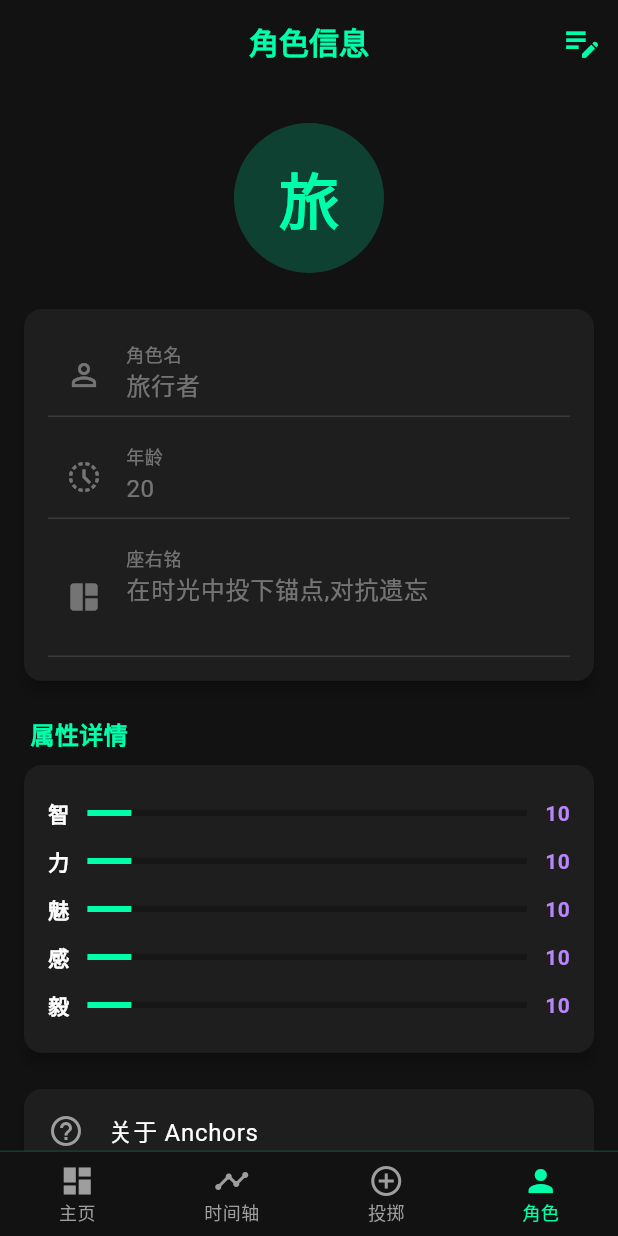
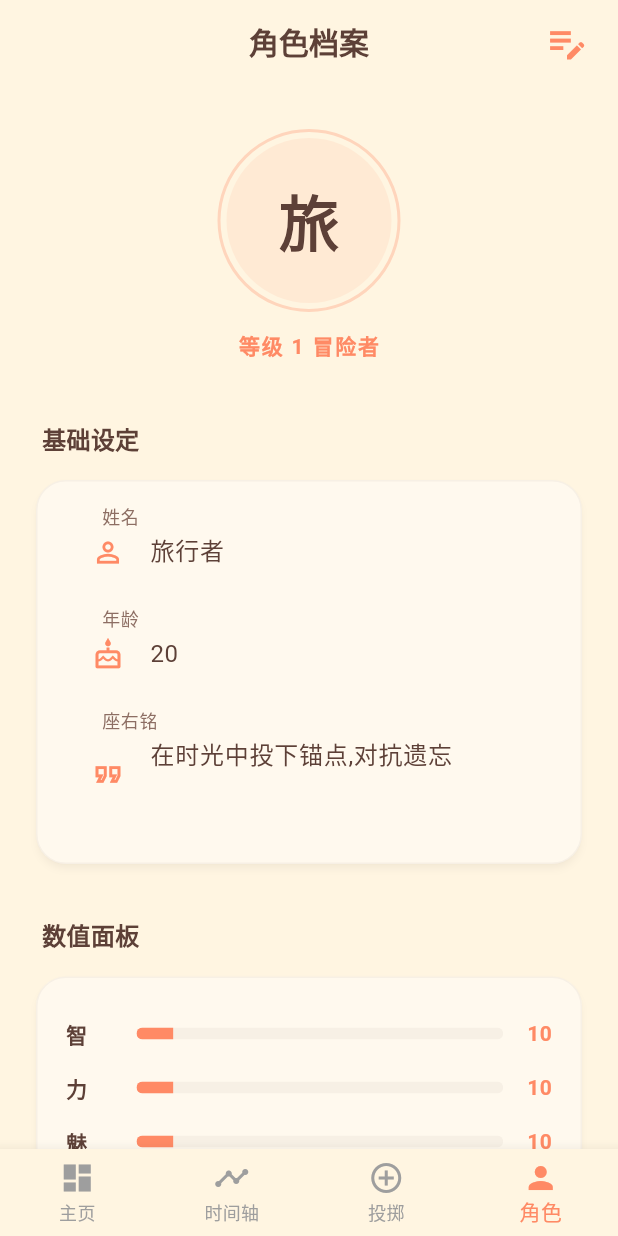
Before and after one commit to 95Penguin/anchor-app-frontend, a Flutter app: the screen it shows after launch, item 4 of the bottom bar chosen, on a phone screen of 412 x 824 dp. Run offline on Flutter 3.47's test engine with Material 3 defaults, Android fonts, the phone set to English and light mode, and no system bars; statements that could not run were skipped.

Commit message:
修改界面

```diff
--- a/lib/main.dart
+++ b/lib/main.dart
@@ -1,12 +1,11 @@
-// ==================== main.dart ====================
 import 'package:flutter/material.dart';
 import 'package:provider/provider.dart';
-import 'package:anchors/providers/app_provider.dart';
-import 'package:anchors/views/dashboard_view.dart';
-import 'package:anchors/views/timeline_view.dart';
-import 'package:anchors/views/drop_anchor_view.dart';
-import 'package:anchors/views/profile_view.dart';
-import 'package:anchors/utils/app_theme.dart';
+import 'providers/app_provider.dart';
+import 'views/dashboard_view.dart';
+import 'views/timeline_view.dart';
+import 'views/drop_anchor_view.dart';
+import 'views/profile_view.dart';
+import 'utils/app_theme.dart';
 
 void main() {
   runApp(
@@ -18,13 +17,13 @@ void main() {
 }
 
 class AnchorsApp extends StatelessWidget {
-  const AnchorsApp({Key? key}) : super(key: key);
+  const AnchorsApp({super.key});
 
   @override
   Widget build(BuildContext context) {
     return MaterialApp(
       title: 'Anchors - 锚点',
-      theme: AppTheme.darkTheme,
+      theme: AppTheme.warmTheme,
       home: const MainScaffold(),
       debugShowCheckedModeBanner: false,
     );
@@ -32,7 +31,7 @@ class AnchorsApp extends StatelessWidget {
 }
 
 class MainScaffold extends StatefulWidget {
-  const MainScaffold({Key? key}) : super(key: key);
+  const MainScaffold({super.key});
 
   @override
   State<MainScaffold> createState() => _MainScaffoldState();
@@ -52,21 +51,14 @@ class _MainScaffoldState extends State<MainScaffold> {
   Widget build(BuildContext context) {
     return Scaffold(
       body: _pages[_currentIndex],
-      bottomNavigationBar: Container(
-        decoration: BoxDecoration(
-          border: Border(
-            top: BorderSide(color: AppTheme.accentGreen.withOpacity(0.2), width: 1),
-          ),
-        ),
-        child: BottomNavigationBar(
+      bottomNavigationBar: BottomNavigationBar(
         currentIndex: _currentIndex,
         onTap: (index) => setState(() => _currentIndex = index),
         type: BottomNavigationBarType.fixed,
-          backgroundColor: AppTheme.backgroundDark,
-          selectedItemColor: AppTheme.accentGreen,
+        // 这里不要加 const
+        backgroundColor: AppTheme.backgroundWarm,
+        selectedItemColor: AppTheme.accentWarmOrange,
         unselectedItemColor: Colors.grey,
-          selectedFontSize: 12,
-          unselectedFontSize: 12,
         items: const [
           BottomNavigationBarItem(icon: Icon(Icons.dashboard), label: '主页'),
           BottomNavigationBarItem(icon: Icon(Icons.timeline), label: '时间轴'),
@@ -74,7 +66,6 @@ class _MainScaffoldState extends State<MainScaffold> {
           BottomNavigationBarItem(icon: Icon(Icons.person), label: '角色'),
         ],
       ),
-      ),
     );
   }
 }
--- a/lib/utils/app_theme.dart
+++ b/lib/utils/app_theme.dart
@@ -1,52 +1,60 @@
 import 'package:flutter/material.dart';
 
 class AppTheme {
-  // 1. 定义核心颜色 (static const 确保全局可用且性能高)
-  static const Color backgroundDark = Color(0xFF121212);
-  static const Color accentGreen = Color(0xFF00FFAB);
-  static const Color accentPurple = Color(0xFFBB86FC);
-  static const Color cardBackground = Color(0xFF1E1E1E);
+  // 1. 定义新的暖色调颜色常量
+  static const Color backgroundWarm = Color(0xFFFFF5E1);
+  static const Color accentWarmOrange = Color(0xFFFF8A65);
+  static const Color textBrown = Color(0xFF5D4037);
+  static const Color textLightBrown = Color(0xFF8D6E63);
+  static const Color paperColor = Color(0xFFFFF9EE);
 
-  // 2. 定义主题
-  static ThemeData get darkTheme {
+  // 2. 【别名修复】：为了让旧代码不报错，我们把旧名字指向新颜色
+  static const Color accentGreen = accentWarmOrange;
+  static const Color accentPurple = accentWarmOrange;
+  static const Color backgroundDark = backgroundWarm;
+  static const Color cardBackground = paperColor;
+
+  static ThemeData get warmTheme {
     return ThemeData(
       useMaterial3: true,
-      brightness: Brightness.dark,
-      scaffoldBackgroundColor: backgroundDark,
+      brightness: Brightness.light,
+      scaffoldBackgroundColor: backgroundWarm,
 
-      // 颜色方案
-      colorScheme: const ColorScheme.dark(
-        primary: accentGreen,
-        secondary: accentPurple,
-        surface: cardBackground,
+      textTheme: const TextTheme(
+        bodyLarge: TextStyle(color: textBrown),
+        bodyMedium: TextStyle(color: textBrown),
+        titleMedium: TextStyle(color: textBrown),
+        titleLarge: TextStyle(color: textBrown, fontWeight: FontWeight.bold),
       ),
 
-      // 【核心修复点】：这里必须用 CardThemeData 而不是 CardTheme
+      colorScheme: ColorScheme.fromSeed(
+        seedColor: accentWarmOrange,
+        brightness: Brightness.light,
+        primary: accentWarmOrange,
+        surface: paperColor,
+      ),
+
       cardTheme: CardThemeData(
-        color: cardBackground,
-        elevation: 4,
-        margin: EdgeInsets.zero,
+        color: paperColor,
+        elevation: 2,
+        shadowColor: textBrown.withOpacity(0.1),
         shape: RoundedRectangleBorder(
-          borderRadius: BorderRadius.circular(12),
+          borderRadius: BorderRadius.circular(20),
+          side: BorderSide(color: textBrown.withOpacity(0.05)),
         ),
       ),
 
-      // 顶部标题栏
       appBarTheme: const AppBarTheme(
-        backgroundColor: backgroundDark,
+        backgroundColor: Colors.transparent,
         elevation: 0,
         centerTitle: true,
-        titleTextStyle: TextStyle(
-          color: accentGreen,
-          fontSize: 20,
-          fontWeight: FontWeight.bold,
-        ),
+        iconTheme: IconThemeData(color: textBrown),
+        titleTextStyle: TextStyle(color: textBrown, fontSize: 20, fontWeight: FontWeight.bold),
       ),
 
-      // 底部导航栏
       bottomNavigationBarTheme: const BottomNavigationBarThemeData(
-        backgroundColor: backgroundDark,
-        selectedItemColor: accentGreen,
+        backgroundColor: Colors.white,
+        selectedItemColor: accentWarmOrange,
         unselectedItemColor: Colors.grey,
         type: BottomNavigationBarType.fixed,
       ),
--- a/lib/views/profile_view.dart
+++ b/lib/views/profile_view.dart
@@ -2,6 +2,7 @@ import 'package:flutter/material.dart';
 import 'package:provider/provider.dart';
 import '../providers/app_provider.dart';
 import '../utils/app_theme.dart';
+import '../models/user_model.dart';
 
 class ProfileView extends StatefulWidget {
   const ProfileView({Key? key}) : super(key: key);
@@ -19,7 +20,7 @@ class _ProfileViewState extends State<ProfileView> {
   @override
   void initState() {
     super.initState();
-    // 初始化时获取当前用户信息
+    // 初始化数据
     final user = Provider.of<AppProvider>(context, listen: false).user;
     _nameController = TextEditingController(text: user.name);
     _ageController = TextEditingController(text: user.age.toString());
@@ -35,129 +36,93 @@ class _ProfileViewState extends State<ProfileView> {
     );
     setState(() => _isEditing = false);
     ScaffoldMessenger.of(context).showSnackBar(
-      const SnackBar(content: Text('角色存档已更新'), backgroundColor: AppTheme.accentGreen),
+      const SnackBar(
+        content: Text('角色存档已同步', style: TextStyle(color: Colors.white)),
+        backgroundColor: AppTheme.textBrown,
+        behavior: SnackBarBehavior.floating,
+      ),
     );
   }
 
   @override
   Widget build(BuildContext context) {
-    final provider = Provider.of<AppProvider>(context);
-    final user = provider.user;
+    final user = Provider.of<AppProvider>(context).user;
 
     return Scaffold(
       appBar: AppBar(
-        title: const Text('角色信息', style: TextStyle(color: AppTheme.accentGreen)),
+        title: const Text('角色档案'),
         actions: [
           IconButton(
-            icon: Icon(_isEditing ? Icons.check_circle : Icons.edit_note, color: AppTheme.accentGreen, size: 28),
-            onPressed: () {
-              if (_isEditing) {
-                _saveProfile();
-              } else {
-                setState(() => _isEditing = true);
-              }
-            },
+            icon: Icon(
+              _isEditing ? Icons.check_circle : Icons.edit_note,
+              color: AppTheme.accentWarmOrange,
+              size: 30,
+            ),
+            onPressed: () => _isEditing ? _saveProfile() : setState(() => _isEditing = true),
           ),
+          const SizedBox(width: 10),
         ],
       ),
       body: SingleChildScrollView(
-        padding: const EdgeInsets.all(16),
+        // 设置水平间距，确保不贴边，与时间轴保持一致
+        padding: const EdgeInsets.symmetric(horizontal: 20, vertical: 30),
         child: Column(
+          // 【核心修复】：stretch 强制子组件（卡片）占满屏幕宽度
+          crossAxisAlignment: CrossAxisAlignment.stretch,
           children: [
-            const SizedBox(height: 10),
-            // 头像
-            Center(
-              child: Stack(
-                children: [
-                  CircleAvatar(
-                    radius: 50,
-                    backgroundColor: AppTheme.accentGreen.withOpacity(0.2),
-                    child: Text(
-                      user.name.isNotEmpty ? user.name[0] : "?",
-                      style: const TextStyle(fontSize: 40, fontWeight: FontWeight.bold, color: AppTheme.accentGreen),
-                    ),
-                  ),
-                  if (_isEditing)
-                    Positioned(
-                      bottom: 0,
-                      right: 0,
-                      child: CircleAvatar(
-                        radius: 18,
-                        backgroundColor: AppTheme.accentPurple,
-                        child: const Icon(Icons.camera_alt, size: 18, color: Colors.white),
-                      ),
-                    ),
-                ],
-              ),
-            ),
-            const SizedBox(height: 24),
+            // 1. 头像区域 (包裹在 Center 里防止被横向拉伸)
+            Center(child: _buildAvatarSection(user)),
+            const SizedBox(height: 40),
 
-            // 基本信息表单
+            // 2. 基础设定
+            _buildSectionTitle("基础设定"),
+            const SizedBox(height: 12),
             Card(
               child: Padding(
-                padding: const EdgeInsets.all(16),
+                padding: const EdgeInsets.all(24),
                 child: Column(
                   children: [
-                    TextField(
-                      controller: _nameController,
-                      enabled: _isEditing,
-                      decoration: const InputDecoration(
-                        labelText: "角色名",
-                        prefixIcon: Icon(Icons.person_outline),
-                      ),
-                    ),
-                    const SizedBox(height: 12),
-                    TextField(
-                      controller: _ageController,
-                      enabled: _isEditing,
-                      keyboardType: TextInputType.number,
-                      decoration: const InputDecoration(
-                        labelText: "年龄",
-                        prefixIcon: Icon(Icons.history_toggle_off),
-                      ),
-                    ),
-                    const SizedBox(height: 12),
-                    TextField(
-                      controller: _bioController,
-                      enabled: _isEditing,
-                      maxLines: 2,
-                      decoration: const InputDecoration(
-                        labelText: "座右铭",
-                        prefixIcon: Icon(Icons.auto_awesome_mosaic),
-                      ),
-                    ),
+                    _buildGameInput("姓名", _nameController, Icons.person_outline),
+                    const SizedBox(height: 20),
+                    _buildGameInput("年龄", _ageController, Icons.cake_outlined, isNumber: true),
+                    const SizedBox(height: 20),
+                    _buildGameInput("座右铭", _bioController, Icons.format_quote_outlined, maxLines: 2),
                   ],
                 ),
               ),
             ),
-            const SizedBox(height: 24),
+            const SizedBox(height: 32),
 
-            // 属性数值展示
-            const Align(
-              alignment: Alignment.centerLeft,
-              child: Text(" 属性详情", style: TextStyle(fontSize: 16, fontWeight: FontWeight.bold, color: AppTheme.accentGreen)),
-            ),
-            const SizedBox(height: 8),
+            // 3. 数值面板
+            _buildSectionTitle("数值面板"),
+            const SizedBox(height: 12),
             Card(
               child: Padding(
-                padding: const EdgeInsets.all(16),
+                padding: const EdgeInsets.all(20),
                 child: Column(
                   children: user.attributes.toMap().entries.map((entry) {
                     return Padding(
-                      padding: const EdgeInsets.symmetric(vertical: 6),
+                      padding: const EdgeInsets.symmetric(vertical: 8),
                       child: Row(
                         children: [
-                          Text(entry.key, style: const TextStyle(fontWeight: FontWeight.bold)),
+                          SizedBox(
+                            width: 35,
+                            child: Text(entry.key, style: const TextStyle(fontWeight: FontWeight.bold, color: AppTheme.textBrown)),
+                          ),
                           const SizedBox(width: 12),
                           Expanded(
-                            child: LinearProgressIndicator(
-                              value: (entry.value % 100) / 100,
-                              backgroundColor: Colors.black26,
-                              color: AppTheme.accentGreen,
+                            child: ClipRRect(
+                              borderRadius: BorderRadius.circular(10),
+                              child: LinearProgressIndicator(
+                                value: (entry.value % 100) / 100,
+                                backgroundColor: AppTheme.textBrown.withOpacity(0.05),
+                                color: AppTheme.accentWarmOrange,
+                                minHeight: 8,
+                              ),
                             ),
                           ),
-                          const SizedBox(width: 12),
-                          Text("${entry.value}", style: const TextStyle(color: AppTheme.accentPurple, fontWeight: FontWeight.bold)),
+                          const SizedBox(width: 16),
+                          Text("${entry.value}", style: const TextStyle(fontWeight: FontWeight.bold, color: AppTheme.accentWarmOrange)),
                         ],
                       ),
                     );
@@ -165,31 +130,97 @@ class _ProfileViewState extends State<ProfileView> {
                 ),
               ),
             ),
-            const SizedBox(height: 24),
+            const SizedBox(height: 32),
 
-            // 危险区域/其他
-            Card(
-              child: Column(
-                children: [
-                  ListTile(
-                    leading: const Icon(Icons.help_outline, color: Colors.grey),
-                    title: const Text("关于 Anchors"),
-                    onTap: () {},
-                  ),
-                  const Divider(height: 1, indent: 16, endIndent: 16),
-                  ListTile(
-                    leading: const Icon(Icons.delete_forever, color: Colors.redAccent),
-                    title: const Text("清除所有本地记录"),
-                    onTap: () {
-                      // 这里可以以后接入 Provider 的清除方法
-                    },
-                  ),
-                ],
-              ),
-            ),
-            const SizedBox(height: 40),
+            // 4. 其他信息 (这些磁贴也会跟随 Column 自动撑开)
+            _buildSimpleTile(Icons.info_outline, "版本信息", "Anchors v1.0.0"),
+            const SizedBox(height: 12),
+            _buildSimpleTile(Icons.help_outline, "使用帮助", "每一次投掷都是一次成长"),
+
+            const SizedBox(height: 60),
           ],
         ),
+      ),
+    );
+  }
+
+  Widget _buildAvatarSection(UserModel user) {
+    return Column(
+      children: [
+        Container(
+          padding: const EdgeInsets.all(4),
+          decoration: BoxDecoration(
+            shape: BoxShape.circle,
+            border: Border.all(color: AppTheme.accentWarmOrange.withOpacity(0.3), width: 2),
+          ),
+          child: CircleAvatar(
+            radius: 55,
+            backgroundColor: AppTheme.accentWarmOrange.withOpacity(0.1),
+            child: Text(
+              user.name.isNotEmpty ? user.name[0] : "旅",
+              style: const TextStyle(fontSize: 40, fontWeight: FontWeight.bold, color: AppTheme.textBrown),
+            ),
+          ),
+        ),
+        const SizedBox(height: 12),
+        Text(
+          "等级 ${user.level} 冒险者",
+          style: const TextStyle(color: AppTheme.accentWarmOrange, fontWeight: FontWeight.bold, letterSpacing: 1.2),
+        ),
+      ],
+    );
+  }
+
+  Widget _buildSectionTitle(String title) {
+    return Padding(
+      padding: const EdgeInsets.only(left: 8.0),
+      child: Text(
+        title,
+        style: const TextStyle(fontSize: 16, fontWeight: FontWeight.bold, color: AppTheme.textBrown),
+      ),
+    );
+  }
+
+  Widget _buildGameInput(String label, TextEditingController controller, IconData icon, {bool isNumber = false, int maxLines = 1}) {
+    return TextField(
+      controller: controller,
+      enabled: _isEditing,
+      maxLines: maxLines,
+      keyboardType: isNumber ? TextInputType.number : TextInputType.text,
+      // 核心修复：显式文字颜色
+      style: const TextStyle(color: AppTheme.textBrown, fontSize: 16),
+      decoration: InputDecoration(
+        labelText: label,
+        labelStyle: const TextStyle(color: AppTheme.textLightBrown),
+        prefixIcon: Icon(icon, color: AppTheme.accentWarmOrange, size: 22),
+        filled: true,
+        fillColor: _isEditing ? Colors.white : Colors.transparent,
+        border: OutlineInputBorder(borderRadius: BorderRadius.circular(15), borderSide: BorderSide.none),
+        contentPadding: const EdgeInsets.symmetric(horizontal: 16, vertical: 12),
+      ),
+    );
+  }
+
+  Widget _buildSimpleTile(IconData icon, String title, String subtitle) {
+    return Container(
+      padding: const EdgeInsets.all(16),
+      decoration: BoxDecoration(
+        color: Colors.white.withOpacity(0.5),
+        borderRadius: BorderRadius.circular(20),
+        border: Border.all(color: AppTheme.textBrown.withOpacity(0.05)),
+      ),
+      child: Row(
+        children: [
+          Icon(icon, color: AppTheme.textLightBrown, size: 24),
+          const SizedBox(width: 16),
+          Column(
+            crossAxisAlignment: CrossAxisAlignment.start,
+            children: [
+              Text(title, style: const TextStyle(fontWeight: FontWeight.bold, color: AppTheme.textBrown)),
+              Text(subtitle, style: const TextStyle(fontSize: 12, color: AppTheme.textLightBrown)),
+            ],
+          )
+        ],
       ),
     );
   }
--- a/pubspec.yaml
+++ b/pubspec.yaml
@@ -61,7 +61,8 @@ flutter:
   uses-material-design: true
 
   # To add assets to your application, add an assets section, like this:
-  # assets:
+  assets:
+  - assets/images/avatar.png
   #   - images/a_dot_burr.jpeg
   #   - images/a_dot_ham.jpeg
 
```
Also changed, not shown: lib/views/dashboard_view.dart (+183 -120 lines), lib/widgets/radar_chart_widget.dart (+28 -13 lines), assets/images/avatar.png (added). Lines whose indentation alone changed are shown as unchanged.
